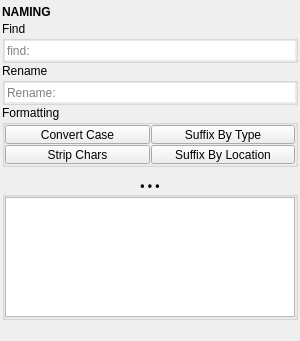
Above: tentacle/ui/tools/naming.ui from m3trik/tentacle before the change. Below: the same form after it.
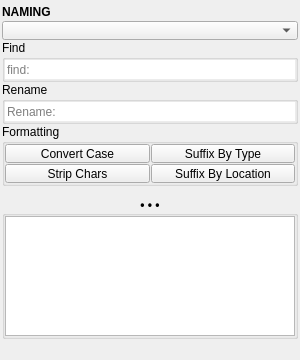
That is the form after the change. Custom widgets are drawn as their Qt base class.

Commit message:
Naming: Scope at the top; run buttons only with text, at the far right
The Scope combo moves from the header menu to the window's top row, Base
Names syncing once the widgets are registered. Find's and Rename's buttons
hide while their field is empty and sit rightmost. The .ui declares its
ComboBox (the runtime loader dropped it); a test now checks every .ui.

The edit to the form file:
```diff
--- a/tentacle/ui/tools/naming.ui
+++ b/tentacle/ui/tools/naming.ui
@@ -72,6 +72,22 @@
         </property>
        </widget>
       </item>
+      <item>
+       <widget class="ComboBox" name="cmb_scope">
+        <property name="minimumSize">
+         <size>
+          <width>0</width>
+          <height>19</height>
+         </size>
+        </property>
+        <property name="maximumSize">
+         <size>
+          <width>16777215</width>
+          <height>19</height>
+         </size>
+        </property>
+       </widget>
+      </item>
       <item>
        <widget class="CollapsableGroup" name="groupBox_5">
         <property name="sizePolicy">
@@ -438,6 +454,11 @@
    <extends>QWidget</extends>
    <header>uitk.widgets.footer</header>
   </customwidget>
+  <customwidget>
+   <class>ComboBox</class>
+   <extends>QComboBox</extends>
+   <header>uitk.widgets.comboBox.ComboBox.h</header>
+  </customwidget>
   <customwidget>
    <class>Header</class>
    <extends>QLabel</extends>
```
The commit also changes 4 other files.
